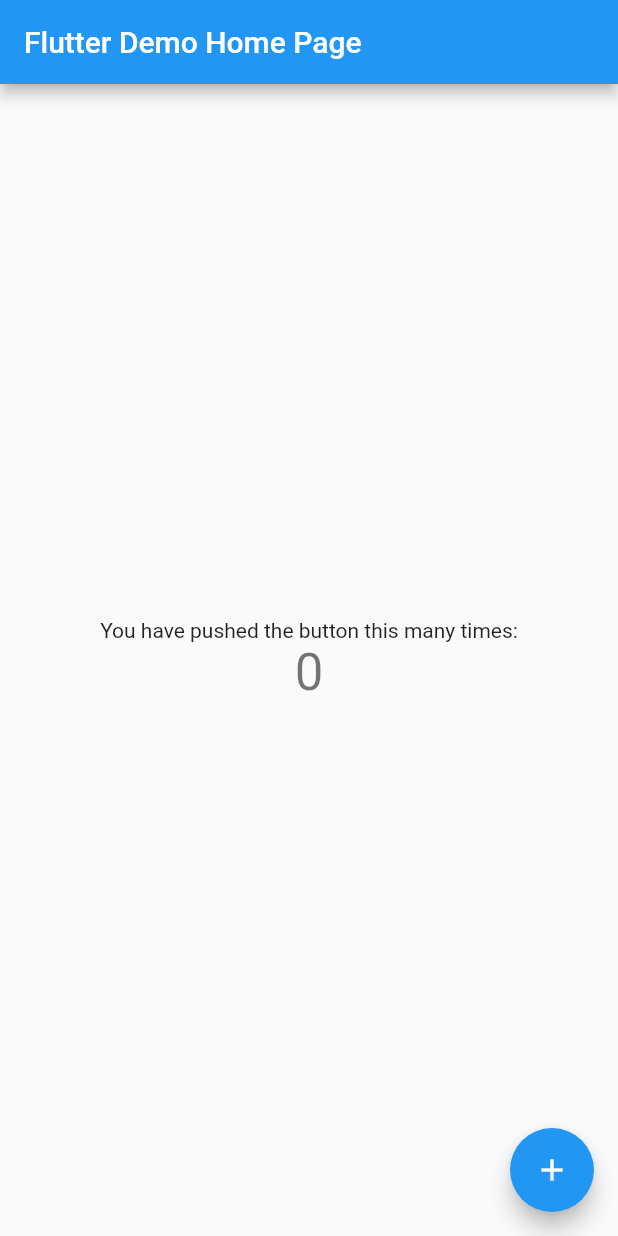
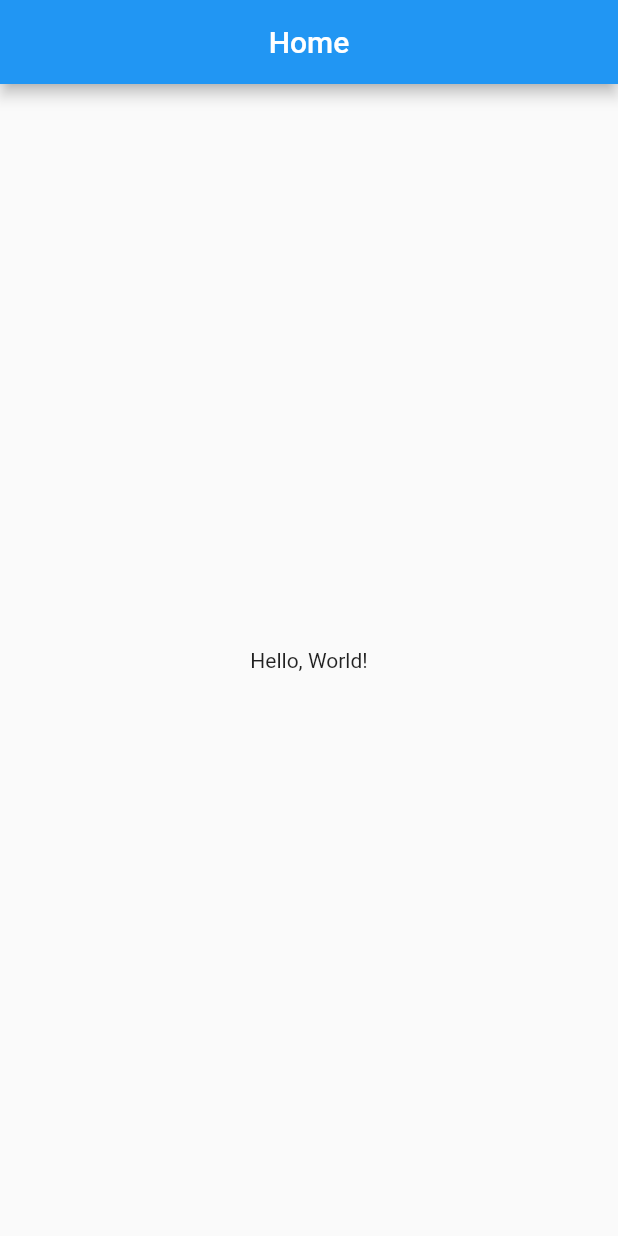
Before and after one commit to omdxp/save_call, a Flutter app: the screen it shows after launch, on a phone screen of 412 x 824 dp. Run offline on Flutter 3.47's test engine with Material 2 defaults, Android fonts, the phone set to English and light mode, and no system bars.

Commit message:
init project structure 👌

```diff
--- a/lib/main.dart
+++ b/lib/main.dart
@@ -1,113 +1,18 @@
 import 'package:flutter/material.dart';
+import 'package:save_call/screens/home.dart';
 
 void main() {
   runApp(MyApp());
 }
 
 class MyApp extends StatelessWidget {
-  // This widget is the root of your application.
   @override
   Widget build(BuildContext context) {
     return MaterialApp(
-      title: 'Flutter Demo',
-      theme: ThemeData(
-        // This is the theme of your application.
-        //
-        // Try running your application with "flutter run". You'll see the
-        // application has a blue toolbar. Then, without quitting the app, try
-        // changing the primarySwatch below to Colors.green and then invoke
-        // "hot reload" (press "r" in the console where you ran "flutter run",
-        // or simply save your changes to "hot reload" in a Flutter IDE).
-        // Notice that the counter didn't reset back to zero; the application
-        // is not restarted.
-        primarySwatch: Colors.blue,
-      ),
-      home: MyHomePage(title: 'Flutter Demo Home Page'),
-    );
+        title: 'Flutter Demo',
+        theme: ThemeData(
+          primarySwatch: Colors.blue,
+        ),
+        home: Home());
   }
 }
-
-class MyHomePage extends StatefulWidget {
-  MyHomePage({Key key, this.title}) : super(key: key);
-
-  // This widget is the home page of your application. It is stateful, meaning
-  // that it has a State object (defined below) that contains fields that affect
-  // how it looks.
-
-  // This class is the configuration for the state. It holds the values (in this
-  // case the title) provided by the parent (in this case the App widget) and
-  // used by the build method of the State. Fields in a Widget subclass are
-  // always marked "final".
-
-  final String title;
-
-  @override
-  _MyHomePageState createState() => _MyHomePageState();
-}
-
-class _MyHomePageState extends State<MyHomePage> {
-  int _counter = 0;
-
-  void _incrementCounter() {
-    setState(() {
-      // This call to setState tells the Flutter framework that something has
-      // changed in this State, which causes it to rerun the build method below
-      // so that the display can reflect the updated values. If we changed
-      // _counter without calling setState(), then the build method would not be
-      // called again, and so nothing would appear to happen.
-      _counter++;
-    });
-  }
-
-  @override
-  Widget build(BuildContext context) {
-    // This method is rerun every time setState is called, for instance as done
-    // by the _incrementCounter method above.
-    //
-    // The Flutter framework has been optimized to make rerunning build methods
-    // fast, so that you can just rebuild anything that needs updating rather
-    // than having to individually change instances of widgets.
-    return Scaffold(
-      appBar: AppBar(
-        // Here we take the value from the MyHomePage object that was created by
-        // the App.build method, and use it to set our appbar title.
-        title: Text(widget.title),
-      ),
-      body: Center(
-        // Center is a layout widget. It takes a single child and positions it
-        // in the middle of the parent.
-        child: Column(
-          // Column is also a layout widget. It takes a list of children and
-          // arranges them vertically. By default, it sizes itself to fit its
-          // children horizontally, and tries to be as tall as its parent.
-          //
-          // Invoke "debug painting" (press "p" in the console, choose the
-          // "Toggle Debug Paint" action from the Flutter Inspector in Android
-          // Studio, or the "Toggle Debug Paint" command in Visual Studio Code)
-          // to see the wireframe for each widget.
-          //
-          // Column has various properties to control how it sizes itself and
-          // how it positions its children. Here we use mainAxisAlignment to
-          // center the children vertically; the main axis here is the vertical
-          // axis because Columns are vertical (the cross axis would be
-          // horizontal).
-          mainAxisAlignment: MainAxisAlignment.center,
-          children: <Widget>[
-            Text(
-              'You have pushed the button this many times:',
-            ),
-            Text(
-              '$_counter',
-              style: Theme.of(context).textTheme.headline4,
-            ),
-          ],
-        ),
-      ),
-      floatingActionButton: FloatingActionButton(
-        onPressed: _incrementCounter,
-        tooltip: 'Increment',
-        child: Icon(Icons.add),
-      ), // This trailing comma makes auto-formatting nicer for build methods.
-    );
-  }
-}
--- /dev/null
+++ b/lib/screens/home.dart
@@ -0,0 +1,23 @@
+import 'package:flutter/material.dart';
+
+class Home extends StatefulWidget {
+  @override
+  _HomeState createState() => _HomeState();
+}
+
+class _HomeState extends State<Home> {
+  @override
+  Widget build(BuildContext context) {
+    return Scaffold(
+      appBar: AppBar(
+        centerTitle: true,
+        title: Text('Home'),
+      ),
+      body: Container(
+        child: Center(
+          child: Text('Hello, World!'),
+        ),
+      ),
+    );
+  }
+}
```
